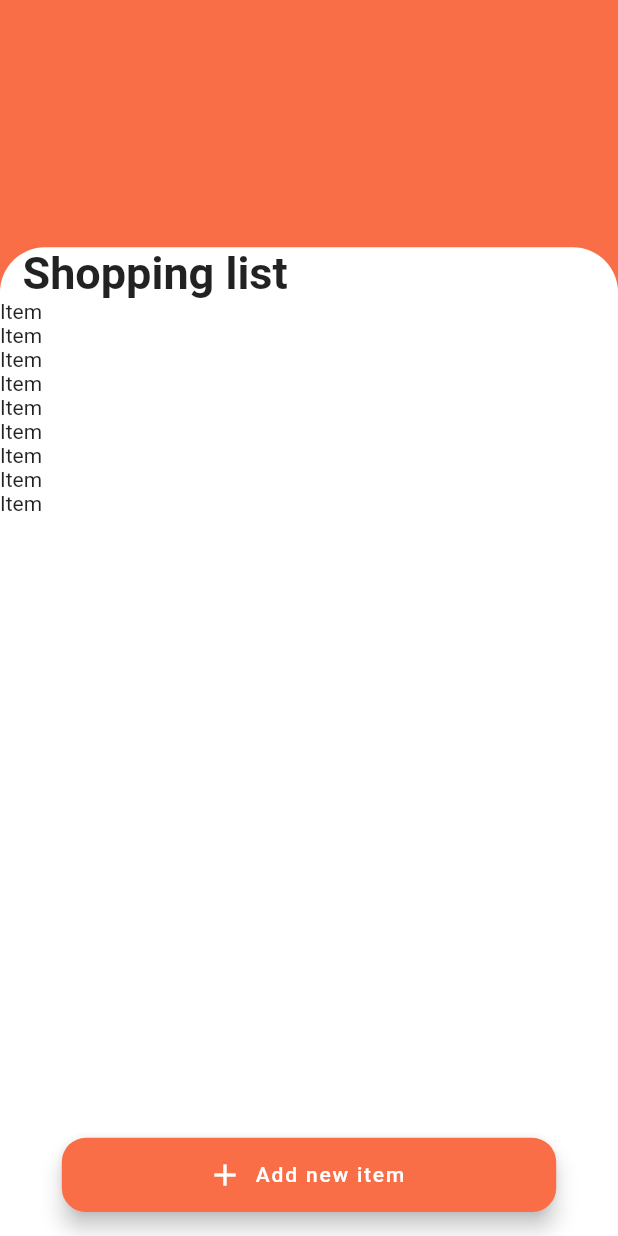
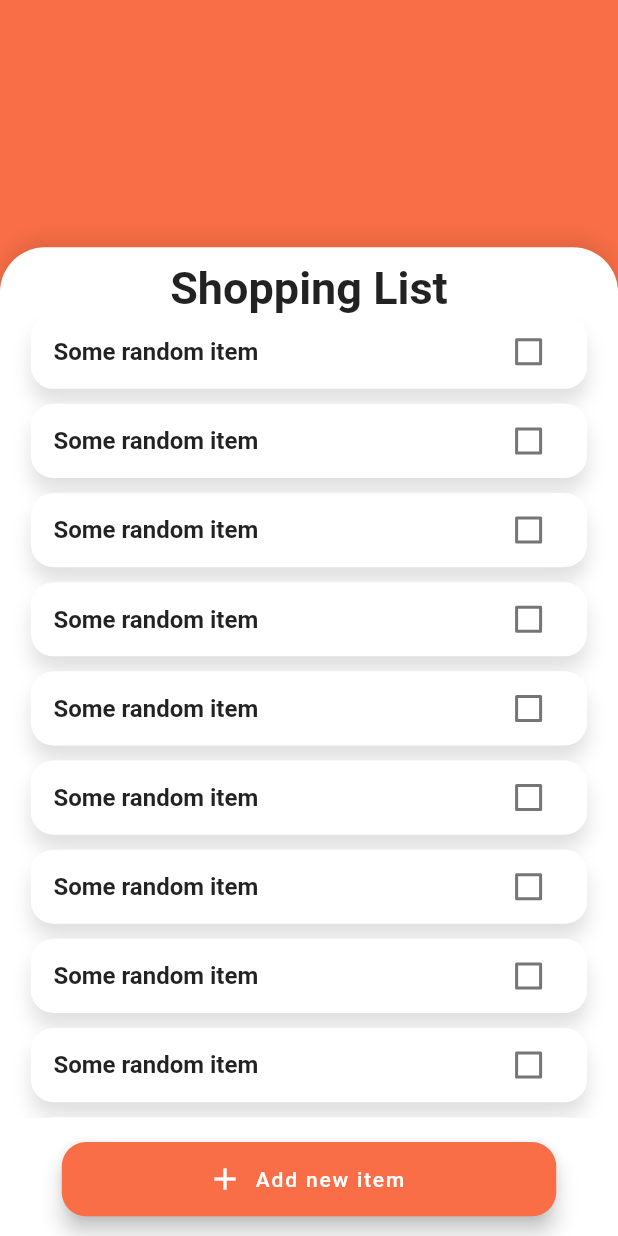
Before and after one commit to aikenahac/shopping-list, a Flutter app: the screen it shows after launch, on a phone screen of 412 x 824 dp. Run offline on Flutter 3.47's test engine with Material 2 defaults, Android fonts, the phone set to English and light mode, and no system bars; our stand-ins replace google_fonts, shared_preferences.

Commit message:
Basic list layout

```diff
--- a/lib/pages/home.page.dart
+++ b/lib/pages/home.page.dart
@@ -2,14 +2,8 @@ import 'package:flutter/material.dart';
 import 'package:shopping_list/utils/assets.util.dart';
 import 'package:shopping_list/widgets/home_page/add_item.button.dart';
 import 'package:google_fonts/google_fonts.dart';
-
-const _listBoxDecoration = BoxDecoration(
-  color: Colors.white,
-  borderRadius: BorderRadius.only(
-    topLeft: Radius.circular(30.0),
-    topRight: Radius.circular(30.0),
-  ),
-);
+import 'package:shopping_list/widgets/home_page/list.widget.dart';
+import 'package:shopping_list/widgets/home_page/list_item.widget.dart';
 
 class HomePage extends StatelessWidget {
   const HomePage({Key? key}) : super(key: key);
@@ -27,38 +21,28 @@ class HomePage extends StatelessWidget {
         width: width,
         child: Stack(
           children: [
-            Align(
-              alignment: Alignment.bottomCenter,
-              child: Container(
-                decoration: _listBoxDecoration,
-                width: width,
-                height: height * 0.8,
-                child: ListView.builder(
-                  itemCount: 10,
-                  itemBuilder: (context, int i) {
-                    if (i == 0) {
-                      return const Padding(
-                        padding: EdgeInsets.only(left: 15.0),
-                        child: Text(
-                          'Shopping list',
-                          style: TextStyle(
-                            fontSize: 30.0,
-                            fontWeight: FontWeight.bold,
-                          ),
-                        ),
-                      );
-                    } else {
-                      return const Text('Item');
-                    }
-                  },
-                ),
+            ItemListContainer(
+              title: 'Shopping List',
+              list: ListView.separated(
+                itemCount: 20,
+                separatorBuilder: (context, index) {
+                  return const SizedBox(
+                    height: 10,
+                  );
+                },
+                itemBuilder: (context, i) {
+                  return const ListItem(
+                    name: 'Some random item',
+                    checked: false,
+                  );
+                },
+              ),
+              button: AddItemButton(
+                label: const Text('Add new item'),
+                icon: const Icon(Icons.add),
+                onPressed: () {},
               ),
             ),
-            AddItemButton(
-              label: const Text('Add new item'),
-              icon: const Icon(Icons.add),
-              onPressed: () {},
-            )
           ],
         ),
       ),
--- /dev/null
+++ b/lib/widgets/home_page/list.widget.dart
@@ -0,0 +1,62 @@
+import 'package:flutter/material.dart';
+
+final _listBoxDecoration = BoxDecoration(
+  boxShadow: [
+    BoxShadow(
+      offset: const Offset(0, -5),
+      blurRadius: 10,
+      color: Colors.black.withOpacity(0.1),
+    ),
+  ],
+  color: Colors.white,
+  borderRadius: const BorderRadius.only(
+    topLeft: Radius.circular(30.0),
+    topRight: Radius.circular(30.0),
+  ),
+);
+
+class ItemListContainer extends StatelessWidget {
+  const ItemListContainer({
+    Key? key,
+    required this.title,
+    required this.list,
+    required this.button,
+  }) : super(key: key);
+
+  final String title;
+  final ListView list;
+  final Widget button;
+
+  @override
+  Widget build(BuildContext context) {
+    final width = MediaQuery.of(context).size.width;
+    final height = MediaQuery.of(context).size.height;
+
+    return Align(
+      alignment: Alignment.bottomCenter,
+      child: Container(
+        decoration: _listBoxDecoration,
+        width: width,
+        height: height * 0.8,
+        child: Column(
+          children: [
+            const SizedBox(height: 10.0),
+            Text(
+              title,
+              style: const TextStyle(
+                fontSize: 30.0,
+                fontWeight: FontWeight.bold,
+              ),
+            ),
+            SizedBox(
+              height: height * 0.65,
+              child: list,
+            ),
+            const Spacer(),
+            button,
+          ],
+        ),
+      ),
+    );
+  }
+}
--- /dev/null
+++ b/lib/widgets/home_page/list_item.widget.dart
@@ -0,0 +1,59 @@
+import 'package:flutter/material.dart';
+
+class ListItem extends StatelessWidget {
+  const ListItem({
+    Key? key,
+    required this.name,
+    required this.checked,
+  }) : super(key: key);
+
+  final String name;
+  final bool checked;
+
+  @override
+  Widget build(BuildContext context) {
+    final width = MediaQuery.of(context).size.width;
+    final height = MediaQuery.of(context).size.height;
+
+    return Align(
+      alignment: Alignment.center,
+      child: Container(
+        decoration: BoxDecoration(
+          borderRadius: BorderRadius.circular(15.0),
+          boxShadow: const [
+            BoxShadow(
+              color: Colors.black12,
+              blurRadius: 10.0,
+              offset: Offset(0.0, 10.0),
+            ),
+          ],
+          color: Colors.white,
+        ),
+        width: width * 0.9,
+        height: height * 0.06,
+        child: Padding(
+          padding: const EdgeInsets.only(
+            left: 15.0,
+            right: 15.0,
+          ),
+          child: Row(
+            mainAxisAlignment: MainAxisAlignment.spaceBetween,
+            children: [
+              Text(
+                name,
+                style: const TextStyle(
+                  fontSize: 16.0,
+                  fontWeight: FontWeight.w600,
+                ),
+              ),
+              Checkbox(
+                value: checked,
+                onChanged: (value) {},
+              ),
+            ],
+          ),
+        ),
+      ),
+    );
+  }
+}
```
